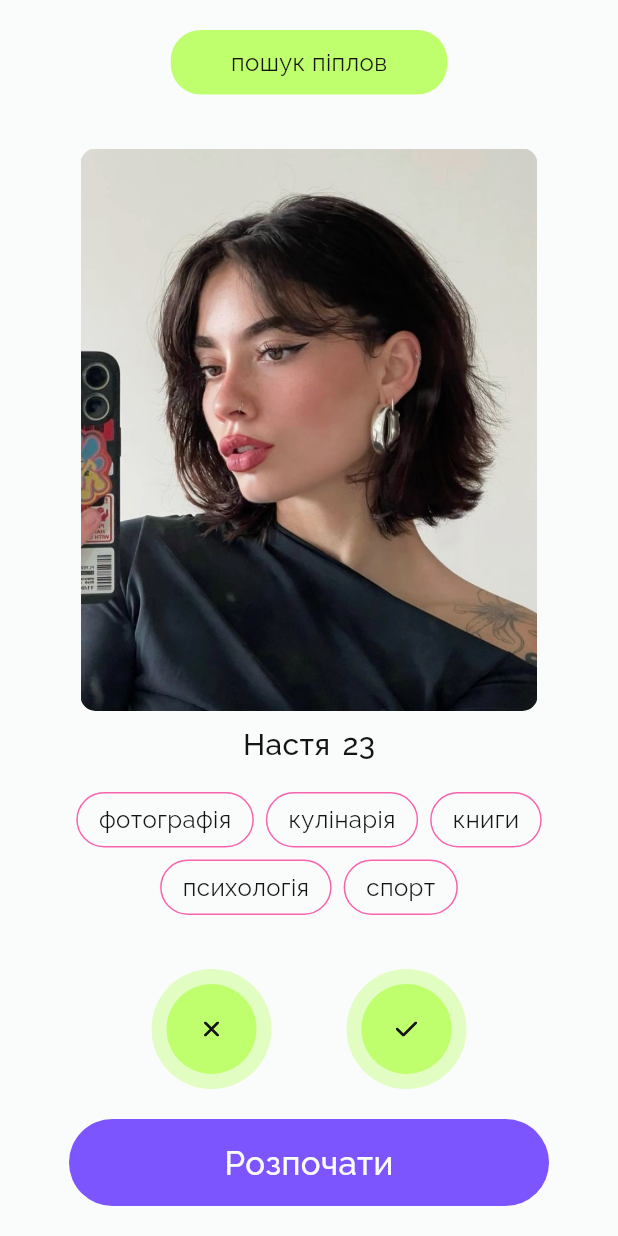
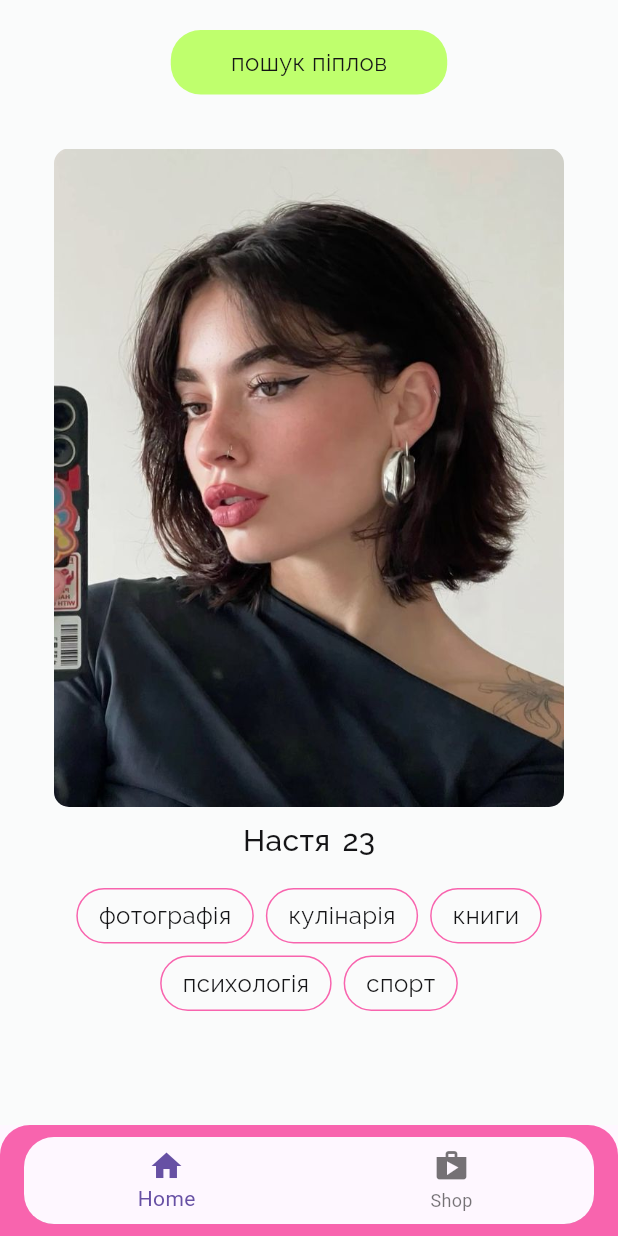
Before and after one commit to karpenkko/dating_app, a Flutter app: the screen it shows after launch, after a tap on "Розпочати", on a phone screen of 412 x 824 dp. Run offline on Flutter 3.47's test engine with Material 3 defaults, Android fonts, the phone set to English and light mode, and no system bars; drawn by our look-alikes of flutter_card_swiper; our stand-ins replace dotted_border, flutter_svg, go_router.

Commit message:
navigation added

```diff
--- /dev/null
+++ b/lib/app_router.dart
@@ -0,0 +1,47 @@
+import 'package:dating_app/pages/home_pages/swipe_page.dart';
+import 'package:dating_app/pages/home_pages/wrap_home_page.dart';
+import 'package:dating_app/pages/start_pages/creating_profile_page.dart';
+import 'package:dating_app/pages/start_pages/intro_page.dart';
+import 'package:flutter/material.dart';
+import 'package:go_router/go_router.dart';
+
+final _rootNavigatorKey = GlobalKey<NavigatorState>();
+final _sectionNavigatorKey = GlobalKey<NavigatorState>();
+
+final GoRouter router = GoRouter(
+  navigatorKey: _rootNavigatorKey,
+  initialLocation: '/',
+  routes: [
+    GoRoute(
+      name: 'home',
+      path: '/',
+      builder: (context, state) => IntroPage(),
+    ),
+    StatefulShellRoute.indexedStack(
+      builder: (context, state, navigationShell) {
+        return ScaffoldWithNavbar(navigationShell);
+      },
+      branches: [
+        StatefulShellBranch(
+          navigatorKey: _sectionNavigatorKey,
+          routes: [
+            GoRoute(
+              name: 'swipe',
+              path: '/swipe',
+              builder: (context, state) => SwipePage(),
+            ),
+          ],
+        ),
+        StatefulShellBranch(
+          routes: [
+            GoRoute(
+              name: 'creating-profile',
+              path: '/creating-profile',
+              builder: (context, state) => CreatingProfilePage(),
+            ),
+          ],
+        ),
+      ],
+    ),
+  ],
+);
--- a/lib/main.dart
+++ b/lib/main.dart
@@ -1,9 +1,10 @@
-import 'package:dating_app/pages/creating_profile_page.dart';
-import 'package:dating_app/pages/intro_page.dart';
-import 'package:dating_app/pages/login_page.dart';
-import 'package:dating_app/pages/signup_page.dart';
-import 'package:dating_app/pages/swipe_page.dart';
+import 'package:dating_app/pages/start_pages/creating_profile_page.dart';
+import 'package:dating_app/pages/start_pages/intro_page.dart';
+import 'package:dating_app/pages/start_pages/login_page.dart';
+import 'package:dating_app/pages/start_pages/signup_page.dart';
+import 'package:dating_app/pages/home_pages/swipe_page.dart';
 import 'package:flutter/material.dart';
+import 'app_router.dart';
 
 void main() {
   runApp(const MyApp());
@@ -13,13 +14,17 @@ class MyApp extends StatelessWidget {
   const MyApp({super.key});
   @override
   Widget build(BuildContext context) {
-    return MaterialApp(
-      title: 'Dator',
-      debugShowCheckedModeBanner: false,
-      theme: ThemeData(
-        useMaterial3: true,
+    return PopScope(
+      canPop: true,
+      onPopInvoked : (didPop){},
+      child: MaterialApp.router(
+        title: 'Dator',
+        debugShowCheckedModeBanner: false,
+        theme: ThemeData(
+          useMaterial3: true,
+        ),
+        routerConfig: router,
       ),
-      home: const SwipePage(),
     );
   }
 }
--- a/lib/pages/swipe_page.dart
+++ b/lib/pages/home_pages/swipe_page.dart
@@ -1,19 +1,19 @@
 import 'package:dating_app/widgets/round_copmonents/round_title.dart';
 import 'package:dating_app/widgets/swipe_card.dart';
-import 'package:flutter/cupertino.dart';
 import 'package:flutter/material.dart';
 import 'package:dotted_border/dotted_border.dart';
 import 'package:flutter_card_swiper/flutter_card_swiper.dart';
+import 'package:go_router/go_router.dart';
 
 import 'package:flutter_svg/svg.dart';
 
-import '../colors.dart';
-import '../widgets/buttons/big_button.dart';
-import '../widgets/buttons/icon_button.dart';
-import '../widgets/buttons/swipe_button.dart';
-import '../widgets/login_button.dart';
-import '../widgets/login_field.dart';
-import 'hobbies_page.dart';
+import '../../colors.dart';
+import '../../widgets/buttons/big_button.dart';
+import '../../widgets/buttons/icon_button.dart';
+import '../../widgets/buttons/swipe_button.dart';
+import '../../widgets/login_button.dart';
+import '../../widgets/login_field.dart';
+import '../start_pages/hobbies_page.dart';
 
 class SwipePage extends StatefulWidget {
   const SwipePage({super.key});
@@ -58,19 +58,21 @@ class _SwipePageState extends State<SwipePage> {
                       SwipeCard(buttonText: names[index]),
                 ),
               ),
-              const Row(
-                mainAxisAlignment: MainAxisAlignment.center,
-                children: [
-                  RoundSwipeButton(path: 'assets/icons/no.svg', horizontal: 25),
-                  SizedBox(width: 50),
-                  RoundSwipeButton(path: 'assets/icons/yes.svg', horizontal: 23),
-                ],
-              ),
+              // const Row(
+              //   mainAxisAlignment: MainAxisAlignment.center,
+              //   children: [
+              //     RoundSwipeButton(path: 'assets/icons/no.svg', horizontal: 25),
+              //     SizedBox(width: 50),
+              //     RoundSwipeButton(path: 'assets/icons/yes.svg', horizontal: 23),
+              //   ],
+              // ),
               const SizedBox(height: 20),
-              BigButton(
-                buttonText: 'Розпочати',
-                onTap: () {},
-              ),
+              // BigButton(
+              //   buttonText: 'Розпочати',
+              //   onTap: () {
+              //     context.push('/');
+              //   },
+              // ),
             ],
           ),
         ),
--- /dev/null
+++ b/lib/pages/home_pages/wrap_home_page.dart
@@ -0,0 +1,88 @@
+import 'package:dating_app/colors.dart';
+import 'package:flutter/material.dart';
+import 'package:go_router/go_router.dart';
+
+class ScaffoldWithNavbar extends StatelessWidget {
+  const ScaffoldWithNavbar(this.navigationShell, {super.key});
+
+  /// The navigation shell and container for the branch Navigators.
+  final StatefulNavigationShell navigationShell;
+
+  @override
+  Widget build(BuildContext context) {
+    // return Scaffold(
+    //   body: navigationShell,
+    //   bottomNavigationBar: BottomNavigationBar(
+    //     currentIndex: navigationShell.currentIndex,
+    //     items: const [
+    //       BottomNavigationBarItem(icon: Icon(Icons.home), label: 'Home'),
+    //       BottomNavigationBarItem(icon: Icon(Icons.shop), label: 'Shope'),
+    //     ],
+    //     onTap: _onTap,
+    //   ),
+    // );
+    return Scaffold(
+      body: navigationShell,
+      bottomNavigationBar: CustomBottomNavigationBar(
+        currentIndex: navigationShell.currentIndex,
+        onTap: _onTap,
+      ),
+    );
+  }
+
+  void _onTap(index) {
+    navigationShell.goBranch(
+      index,
+      // A common pattern when using bottom navigation bars is to support
+      // navigating to the initial location when tapping the item that is
+      // already active. This example demonstrates how to support this behavior,
+      // using the initialLocation parameter of goBranch.
+      initialLocation: index == navigationShell.currentIndex,
+    );
+  }
+}
+
+
+class CustomBottomNavigationBar extends StatelessWidget {
+  final int currentIndex;
+  final ValueChanged<int> onTap;
+
+  const CustomBottomNavigationBar({
+    super.key,
+    required this.currentIndex,
+    required this.onTap,
+  });
+
+  @override
+  Widget build(BuildContext context) {
+    return Container(
+      decoration: BoxDecoration(
+        borderRadius: BorderRadius.only(
+          topLeft: Radius.circular(20.0),
+          topRight: Radius.circular(20.0),
+        ),
+        color: AppColor.pinkColor, // Змініть колір за потребою
+        // boxShadow: [
+        //   BoxShadow(
+        //     color: Colors.grey.withOpacity(0.5),
+        //     spreadRadius: 1,
+        //     blurRadius: 6,
+        //     offset: Offset(0, -3), // Змініть зміщення за потребою
+        //   ),
+        // ],
+      ),
+      padding: EdgeInsets.symmetric(vertical: 8.0, horizontal: 16.0), // Відступи від країв
+      child: ClipRRect(
+        borderRadius: BorderRadius.circular(20.0), // Закруглені кути
+        child: BottomNavigationBar(
+          currentIndex: currentIndex,
+          onTap: onTap,
+          items: const [
+            BottomNavigationBarItem(icon: Icon(Icons.home), label: 'Home'),
+            BottomNavigationBarItem(icon: Icon(Icons.shop), label: 'Shop'),
+          ],
+        ),
+      ),
+    );
+  }
+}
--- a/lib/pages/intro_page.dart
+++ /dev/null
@@ -1,35 +0,0 @@
-import 'package:flutter/material.dart';
-import 'package:flutter_svg/svg.dart';
-
-import '../colors.dart';
-
-class IntroPage extends StatelessWidget {
-  const IntroPage({super.key});
-  @override
-  Widget build(BuildContext context) {
-    return Scaffold(
-      backgroundColor: AppColor.whiteColor,
-      body: Center(
-        child: Row(
-          mainAxisAlignment: MainAxisAlignment.center,
-          crossAxisAlignment: CrossAxisAlignment.center,
-          children: [
-            SvgPicture.asset(
-              'assets/icons/logo.svg',
-              height: 52,
-            ),
-            const SizedBox(width: 16),
-            const Text(
-              'Dator',
-              style: TextStyle(
-                color: AppColor.blackColor,
-                fontFamily: 'Raleway',
-                fontSize: 44,
-              ),
-            ),
-          ],
-        ),
-      ),
-    );
-  }
-}
--- a/lib/pages/hobbies_page.dart
+++ b/lib/pages/start_pages/hobbies_page.dart
@@ -1,9 +1,9 @@
 import 'package:dotted_border/dotted_border.dart';
 import 'package:flutter/material.dart';
 
-import '../../colors.dart';
-import '../widgets/buttons/big_button.dart';
-import '../widgets/round_copmonents/round_hobbies.dart';
+import '../../../colors.dart';
+import '../../widgets/buttons/big_button.dart';
+import '../../widgets/round_copmonents/round_hobbies.dart';
 
 class HobbiesPage extends StatefulWidget {
   const HobbiesPage({
--- /dev/null
+++ b/lib/pages/start_pages/intro_page.dart
@@ -0,0 +1,50 @@
+import 'package:flutter/material.dart';
+import 'package:flutter_svg/svg.dart';
+
+import '../../colors.dart';
+import '../../widgets/buttons/big_button.dart';
+import 'package:go_router/go_router.dart';
+
+class IntroPage extends StatelessWidget {
+  const IntroPage({super.key});
+  @override
+  Widget build(BuildContext context) {
+    return Scaffold(
+      backgroundColor: AppColor.whiteColor,
+      body: Center(
+        child: Column(
+          mainAxisAlignment: MainAxisAlignment.center,
+          children: [
+            Row(
+              mainAxisAlignment: MainAxisAlignment.center,
+              crossAxisAlignment: CrossAxisAlignment.center,
+              children: [
+                SvgPicture.asset(
+                  'assets/icons/logo.svg',
+                  height: 52,
+                ),
+                const SizedBox(width: 16),
+                const Text(
+                  'Dator',
+                  style: TextStyle(
+                    color: AppColor.blackColor,
+                    fontFamily: 'Raleway',
+                    fontSize: 44,
+                  ),
+                ),
+              ],
+            ),
+            const SizedBox(height: 30),
+            BigButton(
+              buttonText: 'Розпочати',
+              onTap: () {
+                context.push('/swipe');
+              },
+            ),
+          ],
+        ),
+
+      ),
+    );
+  }
+}
--- a/lib/pages/login_page.dart
+++ b/lib/pages/start_pages/login_page.dart
@@ -1,9 +1,9 @@
 import 'package:flutter/material.dart';
 import 'package:flutter_svg/svg.dart';
 
-import '../colors.dart';
-import '../widgets/login_button.dart';
-import '../widgets/login_field.dart';
+import '../../colors.dart';
+import '../../widgets/login_button.dart';
+import '../../widgets/login_field.dart';
 
 class LoginPage extends StatefulWidget {
   const LoginPage({super.key});
--- a/pubspec.yaml
+++ b/pubspec.yaml
@@ -38,6 +38,7 @@ dependencies:
   flutter_svg: ^2.0.10+1
   dotted_border: ^2.1.0
   flutter_card_swiper: ^7.0.0
+  go_router: ^14.0.2
 
 dev_dependencies:
   flutter_test:
```
Also changed, not shown: lib/pages/start_pages/creating_profile_page.dart (renamed from lib/pages/creating_profile_page.dart, +5 -5 lines), lib/pages/start_pages/signup_page.dart (renamed from lib/pages/signup_page.dart, +4 -3 lines), pubspec.lock.
